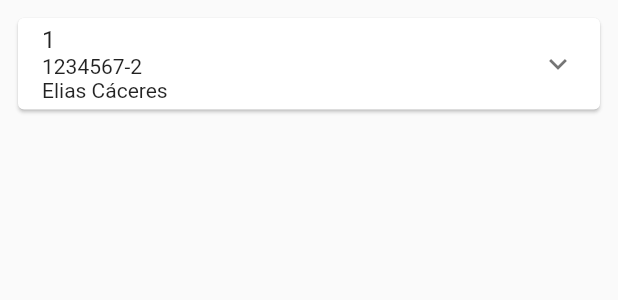
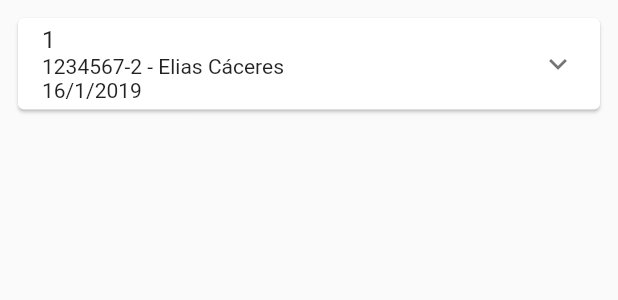
Before and after one commit to everfgmolinas/segundo_final_frontend, a Flutter app: the GridItem widget shown alone on an empty page, opened directly with sample values from the repository, on a phone screen of 412 x 824 dp. Shown: the top 300 px of the screen. Run offline on Flutter 3.47's test engine with Material 2 defaults, Android fonts, the phone set to English and light mode, and no system bars; our stand-ins replace flutter_riverpod.

Commit message:
Solucion de bugs en filtrado de ventas, ajustes en datos a mostrar.

```diff
--- a/lib/pages/ventas_detalladas.dart
+++ b/lib/pages/ventas_detalladas.dart
@@ -86,7 +86,7 @@ class _VentasDetalles extends State<VentasDetalles> {
                     .toList(),
               ),
             ),
-            const Expanded(child: ListaProductosDetalles()),
+            Expanded(child: ListaProductosDetalles()),
             ElevatedButton(
                 child: const Text("Eliminar filtros"),
                 onPressed: () {
@@ -179,7 +179,8 @@ class GridItem extends StatelessWidget {
               child: ExpansionTile(
                 title: Text(venta.facturaNum),
                 subtitle:
-                    Text(venta.cliente.ruc! + "\n" + venta.cliente.nombre!),
+                    Text(venta.cliente.ruc! + " - " + venta.cliente.nombre! + "\n"
+                        + venta.fecha.day.toString() +"/" +venta.fecha.month.toString() +"/" + venta.fecha.year.toString() ),
                 children: [
                   ListaDetalles(detalles: venta.detalles),
                 ],
--- a/lib/pages/ventas_resumen.dart
+++ b/lib/pages/ventas_resumen.dart
@@ -86,7 +86,7 @@ class _VentasResumidas extends State<VentasResumidas> {
                     .toList(),
               ),
             ),
-            const Expanded(child: ListaProductosDetalles()),
+            Expanded(child: ListaProductosDetalles()),
             ElevatedButton(
                 child: const Text("Eliminar filtros"),
                 onPressed: () {
```
